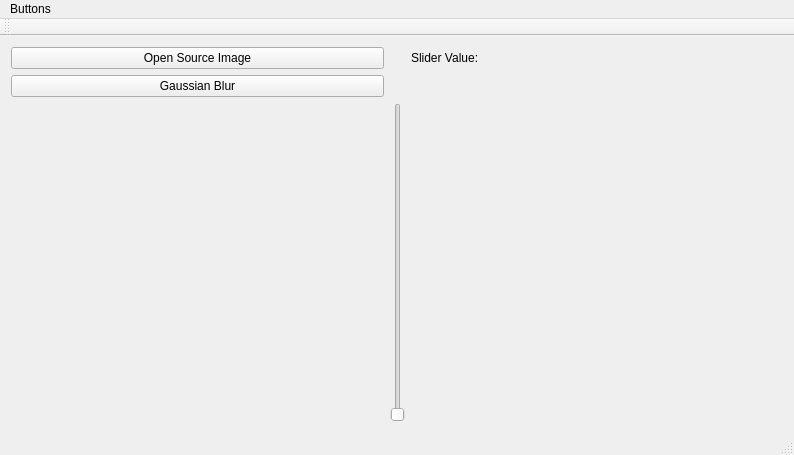
Qt form filterBanks/mainwindow.ui (27tang/filterBanks) before a commit.
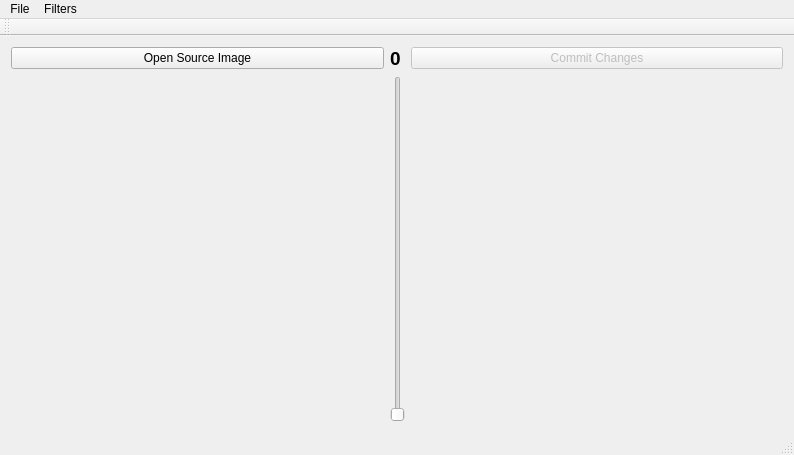
The same form after that commit.

```diff
--- a/filterBanks/mainwindow.ui
+++ b/filterBanks/mainwindow.ui
@@ -14,11 +14,21 @@
    <string>MainWindow</string>
   </property>
   <widget class="QWidget" name="centralWidget">
-   <layout class="QGridLayout" name="gridLayout">
-    <item row="1" column="0">
-     <widget class="QPushButton" name="gaussBlurButton">
+   <layout class="QGridLayout" name="gridLayout" rowstretch="0,0,0" columnstretch="0,0,0,0">
+    <item row="0" column="1">
+     <widget class="QLabel" name="sliderValueLabel">
+      <property name="font">
+       <font>
+        <pointsize>14</pointsize>
+        <weight>75</weight>
+        <bold>true</bold>
+       </font>
+      </property>
+      <property name="autoFillBackground">
+       <bool>true</bool>
+      </property>
       <property name="text">
-       <string>Gaussian Blur</string>
+       <string>0</string>
       </property>
      </widget>
     </item>
@@ -32,34 +42,43 @@
       </property>
      </widget>
     </item>
-    <item row="2" column="2">
-     <widget class="QLabel" name="destLabel">
-      <property name="autoFillBackground">
-       <bool>true</bool>
+    <item row="0" column="3">
+     <widget class="QPushButton" name="commitChangesButton">
+      <property name="enabled">
+       <bool>false</bool>
       </property>
       <property name="text">
-       <string/>
+       <string>Commit Changes</string>
       </property>
-     </widget>
-    </item>
-    <item row="0" column="0">
-     <widget class="QPushButton" name="openButton">
-      <property name="text">
-       <string>Open Source Image</string>
+      <property name="flat">
+       <bool>false</bool>
       </property>
      </widget>
     </item>
     <item row="2" column="1">
      <widget class="QSlider" name="levelSlider">
+      <property name="enabled">
+       <bool>false</bool>
+      </property>
       <property name="orientation">
        <enum>Qt::Vertical</enum>
       </property>
      </widget>
     </item>
-    <item row="0" column="2">
-     <widget class="QLabel" name="sliderValueLabel">
+    <item row="2" column="3">
+     <widget class="QLabel" name="destLabel">
+      <property name="autoFillBackground">
+       <bool>true</bool>
+      </property>
       <property name="text">
-       <string>Slider Value: </string>
+       <string/>
+      </property>
+     </widget>
+    </item>
+    <item row="0" column="0">
+     <widget class="QPushButton" name="openButton">
+      <property name="text">
+       <string>Open Source Image</string>
       </property>
      </widget>
     </item>
@@ -76,10 +95,21 @@
    </property>
    <widget class="QMenu" name="menuButtons">
     <property name="title">
-     <string>Buttons</string>
+     <string>File</string>
     </property>
    </widget>
+   <widget class="QMenu" name="menuFilters">
+    <property name="title">
+     <string>Filters</string>
+    </property>
+    <addaction name="actionGaussian_Blur"/>
+    <addaction name="actionMedian_Filter"/>
+    <addaction name="actionBox_Filter"/>
+    <addaction name="actionBilateral_Filter"/>
+    <addaction name="actionCanny_Edge"/>
+   </widget>
    <addaction name="menuButtons"/>
+   <addaction name="menuFilters"/>
   </widget>
   <widget class="QToolBar" name="mainToolBar">
    <attribute name="toolBarArea">
```
Left out of the diff: 40 changed lines with no effect on the pictures.
